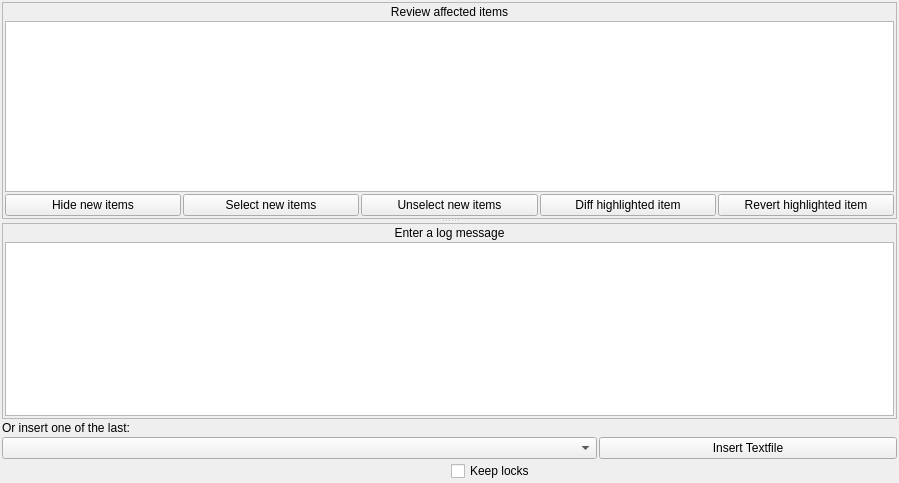
Before: the Qt Designer form src/ksvnwidgets/commitmessage.ui in KDE/kdesvn, drawn with Qt 5.
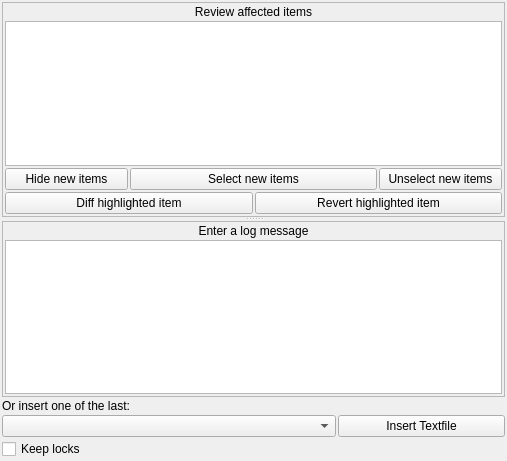
After: the same form once the commit is applied. Custom widgets are drawn as their Qt base class.

Commit message: reordered elements in commit dialog so its minimum width is less than before

The edit to the form file:
```diff
--- a/src/ksvnwidgets/commitmessage.ui
+++ b/src/ksvnwidgets/commitmessage.ui
@@ -6,14 +6,14 @@
    <rect>
     <x>0</x>
     <y>0</y>
-    <width>899</width>
-    <height>483</height>
+    <width>507</width>
+    <height>461</height>
    </rect>
   </property>
   <property name="windowTitle">
    <string>Commitmessage</string>
   </property>
-  <layout class="QVBoxLayout">
+  <layout class="QVBoxLayout" name="verticalLayout_3">
    <item>
     <widget class="QSplitter" name="m_MainSplitter">
      <property name="orientation">
@@ -60,8 +60,8 @@
         </widget>
        </item>
        <item>
-        <layout class="QHBoxLayout" name="m_ButtonBarLayout">
-         <item>
+        <layout class="QGridLayout" name="gridLayout">
+         <item row="0" column="0">
           <widget class="QPushButton" name="m_HideNewItems">
            <property name="text">
             <string>Hide new items</string>
@@ -71,7 +71,7 @@
            </property>
           </widget>
          </item>
-         <item>
+         <item row="0" column="1" colspan="2">
           <widget class="QPushButton" name="m_MarkUnversioned">
            <property name="toolTip">
             <string>Mark all new e.g. not versioned items for add and commit.</string>
@@ -81,7 +81,7 @@
            </property>
           </widget>
          </item>
-         <item>
+         <item row="0" column="3">
           <widget class="QPushButton" name="m_UnmarkUnversioned">
            <property name="toolTip">
             <string>Unmark all unversioned items so they will be ignored.</string>
@@ -91,7 +91,7 @@
            </property>
           </widget>
          </item>
-         <item>
+         <item row="1" column="0" colspan="2">
           <widget class="QPushButton" name="m_DiffItem">
            <property name="toolTip">
             <string>Generates and display difference against repository of selected item</string>
@@ -101,7 +101,7 @@
            </property>
           </widget>
          </item>
-         <item>
+         <item row="1" column="2" colspan="2">
           <widget class="QPushButton" name="m_RevertItemButton">
            <property name="text">
             <string>Revert highlighted item</string>
@@ -193,9 +193,6 @@
    </item>
    <item>
     <layout class="QHBoxLayout" name="m_CheckBoxLayout">
-     <item>
-      <widget class="DepthSelector" name="m_DepthSelector" native="true"/>
-     </item>
      <item>
       <widget class="QCheckBox" name="m_keepLocksButton">
        <property name="toolTip">
@@ -206,6 +203,9 @@
        </property>
       </widget>
      </item>
+     <item>
+      <widget class="DepthSelector" name="m_DepthSelector" native="true"/>
+     </item>
     </layout>
    </item>
   </layout>
```
